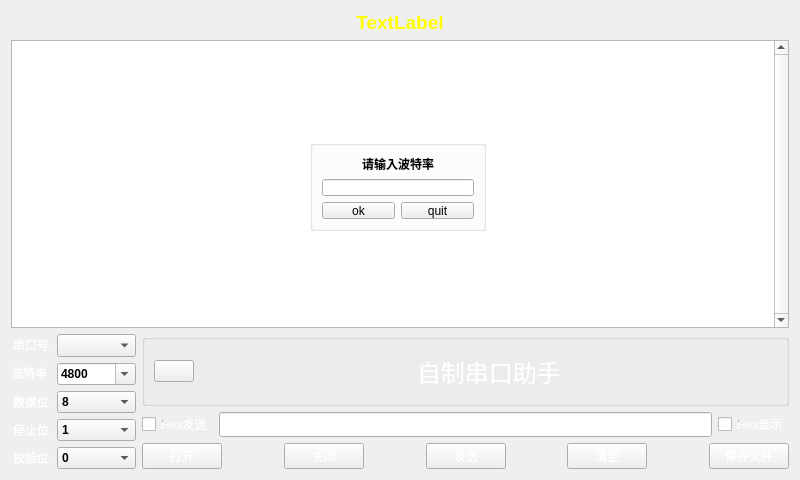
Qt form widget.ui (1186398673/sscom) before a commit.
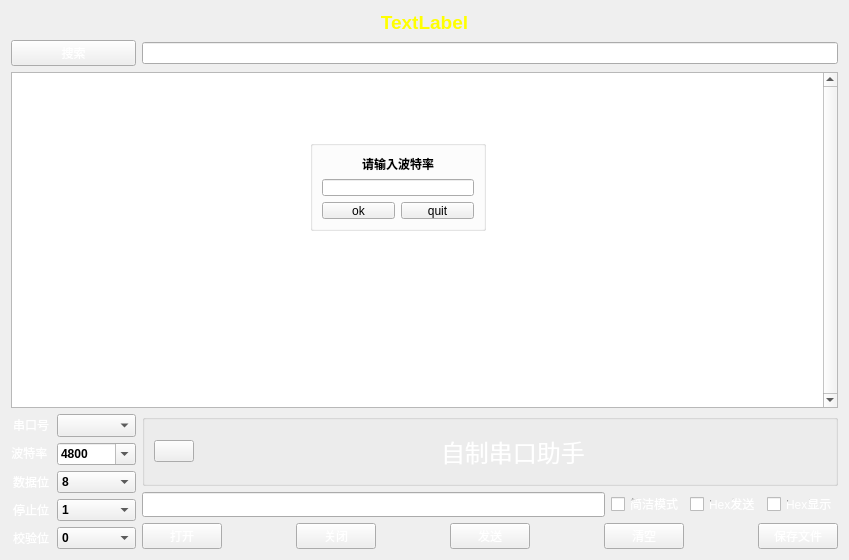
The same form after that commit. Icons and pictures are not drawn.

Commit message: 默认DTR和RTS,回车换行，关键字搜索，liux终端输入需优化

```diff
--- a/widget.ui
+++ b/widget.ui
@@ -6,8 +6,8 @@
    <rect>
     <x>0</x>
     <y>0</y>
-    <width>800</width>
-    <height>480</height>
+    <width>849</width>
+    <height>560</height>
    </rect>
   </property>
   <property name="windowTitle">
@@ -23,7 +23,284 @@
   <layout class="QGridLayout" name="gridLayout_3">
    <item row="0" column="0">
     <layout class="QGridLayout" name="gridLayout">
-     <item row="2" column="1">
+     <item row="5" column="1">
+      <widget class="QLineEdit" name="searchEdit">
+       <property name="styleSheet">
+        <string notr="true">border-image: url(:/pic/true.jfif);</string>
+       </property>
+      </widget>
+     </item>
+     <item row="13" column="0">
+      <layout class="QHBoxLayout" name="horizontalLayout">
+       <item>
+        <layout class="QVBoxLayout" name="verticalLayout">
+         <item>
+          <widget class="QLabel" name="label">
+           <property name="styleSheet">
+            <string notr="true">background-image: url(:/pic/bg.jpg);
+color: qlineargradient(spread:pad, x1:0, y1:0, x2:1, y2:1, stop:0 rgba(0, 0, 0, 255), stop:0.1875 rgba(255, 255, 255, 255));</string>
+           </property>
+           <property name="text">
+            <string>串口号</string>
+           </property>
+           <property name="alignment">
+            <set>Qt::AlignmentFlag::AlignCenter</set>
+           </property>
+          </widget>
+         </item>
+         <item>
+          <widget class="QLabel" name="label_2">
+           <property name="styleSheet">
+            <string notr="true">background-image: url(:/pic/bg.jpg);
+color: qlineargradient(spread:pad, x1:0, y1:0, x2:1, y2:1, stop:0 rgba(0, 0, 0, 255), stop:0.1875 rgba(255, 255, 255, 255));</string>
+           </property>
+           <property name="text">
+            <string>波特率 </string>
+           </property>
+           <property name="alignment">
+            <set>Qt::AlignmentFlag::AlignCenter</set>
+           </property>
+          </widget>
+         </item>
+         <item>
+          <widget class="QLabel" name="label_3">
+           <property name="styleSheet">
+            <string notr="true">background-image: url(:/pic/bg.jpg);
+color: qlineargradient(spread:pad, x1:0, y1:0, x2:1, y2:1, stop:0 rgba(0, 0, 0, 255), stop:0.1875 rgba(255, 255, 255, 255));</string>
+           </property>
+           <property name="text">
+            <string>数据位</string>
+           </property>
+           <property name="alignment">
+            <set>Qt::AlignmentFlag::AlignCenter</set>
+           </property>
+          </widget>
+         </item>
+         <item>
+          <widget class="QLabel" name="label_4">
+           <property name="styleSheet">
+            <string notr="true">background-image: url(:/pic/bg.jpg);
+color: qlineargradient(spread:pad, x1:0, y1:0, x2:1, y2:1, stop:0 rgba(0, 0, 0, 255), stop:0.1875 rgba(255, 255, 255, 255));</string>
+           </property>
+           <property name="text">
+            <string>停止位</string>
+           </property>
+           <property name="alignment">
+            <set>Qt::AlignmentFlag::AlignCenter</set>
+           </property>
+          </widget>
+         </item>
+         <item>
+          <widget class="QLabel" name="label_5">
+           <property name="styleSheet">
+            <string notr="true">background-image: url(:/pic/bg.jpg);
+color: qlineargradient(spread:pad, x1:0, y1:0, x2:1, y2:1, stop:0 rgba(0, 0, 0, 255), stop:0.1875 rgba(255, 255, 255, 255));</string>
+           </property>
+           <property name="text">
+            <string>校验位</string>
+           </property>
+           <property name="alignment">
+            <set>Qt::AlignmentFlag::AlignCenter</set>
+           </property>
+          </widget>
+         </item>
+        </layout>
+       </item>
+       <item>
+        <layout class="QVBoxLayout" name="verticalLayout_2">
+         <item>
+          <widget class="QComboBox" name="serianumBox">
+           <property name="font">
+            <font>
+             <pointsize>10</pointsize>
+             <bold>true</bold>
+            </font>
+           </property>
+           <property name="styleSheet">
+            <string notr="true">border-image: url(:/pic/true.jfif);</string>
+           </property>
+          </widget>
+         </item>
+         <item>
+          <widget class="QComboBox" name="botolvBox">
+           <property name="font">
+            <font>
+             <bold>true</bold>
+            </font>
+           </property>
+           <property name="cursor">
+            <cursorShape>ArrowCursor</cursorShape>
+           </property>
+           <property name="styleSheet">
+            <string notr="true">border-image: url(:/pic/true.jfif);</string>
+           </property>
+           <property name="editable">
+            <bool>true</bool>
+           </property>
+           <property name="frame">
+            <bool>true</bool>
+           </property>
+           <item>
+            <property name="text">
+             <string>4800</string>
+            </property>
+           </item>
+           <item>
+            <property name="text">
+             <string>9600</string>
+            </property>
+           </item>
+           <item>
+            <property name="text">
+             <string>115200</string>
+            </property>
+           </item>
+           <item>
+            <property name="text">
+             <string>2000000</string>
+            </property>
+           </item>
+           <item>
+            <property name="text">
+             <string>Custom</string>
+            </property>
+           </item>
+          </widget>
+         </item>
+         <item>
+          <widget class="QComboBox" name="databitBox">
+           <property name="font">
+            <font>
+             <bold>true</bold>
+            </font>
+           </property>
+           <property name="styleSheet">
+            <string notr="true">border-image: url(:/pic/true.jfif);</string>
+           </property>
+           <item>
+            <property name="text">
+             <string>8</string>
+            </property>
+           </item>
+           <item>
+            <property name="text">
+             <string>5</string>
+            </property>
+           </item>
+           <item>
+            <property name="text">
+             <string>6</string>
+            </property>
+           </item>
+           <item>
+            <property name="text">
+             <string>7</string>
+            </property>
+           </item>
+          </widget>
+         </item>
+         <item>
+          <widget class="QComboBox" name="stopbitBox">
+           <property name="font">
+            <font>
+             <bold>true</bold>
+            </font>
+           </property>
+           <property name="autoFillBackground">
+            <bool>false</bool>
+           </property>
+           <property name="styleSheet">
+            <string notr="true">border-image: url(:/pic/true.jfif);</string>
+           </property>
+           <property name="frame">
+            <bool>true</bool>
+           </property>
+           <item>
+            <property name="text">
+             <string>1</string>
+            </property>
+           </item>
+           <item>
+            <property name="text">
+             <string>1.5</string>
+            </property>
+           </item>
+           <item>
+            <property name="text">
+             <string>2</string>
+            </property>
+           </item>
+          </widget>
+         </item>
+         <item>
+          <widget class="QComboBox" name="jiaoyanBox">
+           <property name="font">
+            <font>
+             <bold>true</bold>
+            </font>
+           </property>
+           <property name="styleSheet">
+            <string notr="true">border-image: url(:/pic/true.jfif);</string>
+           </property>
+           <item>
+            <property name="text">
+             <string>0</string>
+            </property>
+           </item>
+           <item>
+            <property name="text">
+             <string>1</string>
+            </property>
+           </item>
+           <item>
+            <property name="text">
+             <string>2</string>
+            </property>
+           </item>
+          </widget>
+         </item>
+        </layout>
+       </item>
+      </layout>
+     </item>
+     <item row="11" column="0" colspan="2">
+      <widget class="QPlainTextEdit" name="recvTextEdit">
+       <property name="autoFillBackground">
+        <bool>false</bool>
+       </property>
+       <property name="styleSheet">
+        <string notr="true">background-image: url(:/pic/bg.jpg);</string>
+       </property>
+       <property name="lineWidth">
+        <number>4</number>
+       </property>
+       <property name="verticalScrollBarPolicy">
+        <enum>Qt::ScrollBarPolicy::ScrollBarAlwaysOn</enum>
+       </property>
+       <property name="tabChangesFocus">
+        <bool>false</bool>
+       </property>
+       <property name="undoRedoEnabled">
+        <bool>false</bool>
+       </property>
+       <property name="readOnly">
+        <bool>false</bool>
+       </property>
+       <property name="plainText">
+        <string/>
+       </property>
+       <property name="cursorWidth">
+        <number>3</number>
+       </property>
+       <property name="maximumBlockCount">
+        <number>0</number>
+       </property>
+       <property name="backgroundVisible">
+        <bool>false</bool>
+       </property>
+      </widget>
+     </item>
+     <item row="13" column="1">
       <layout class="QVBoxLayout" name="verticalLayout_3">
        <item>
         <widget class="QGroupBox" name="groupBox">
@@ -92,17 +369,6 @@
        </item>
        <item>
         <layout class="QHBoxLayout" name="horizontalLayout_4">
-         <item>
-          <widget class="QCheckBox" name="sendHexBox">
-           <property name="styleSheet">
-            <string notr="true">background-image: url(:/pic/bg.jpg);
-color: qlineargradient(spread:pad, x1:0, y1:0, x2:1, y2:1, stop:0 rgba(0, 0, 0, 255), stop:0.1875 rgba(255, 255, 255, 255));</string>
-           </property>
-           <property name="text">
-            <string>Hex发送</string>
-           </property>
-          </widget>
-         </item>
          <item>
           <widget class="QLineEdit" name="sendEdit">
            <property name="font">
@@ -126,6 +392,28 @@
            </property>
           </widget>
          </item>
+         <item>
+          <widget class="QCheckBox" name="simplecheckBox">
+           <property name="styleSheet">
+            <string notr="true">background-image: url(:/pic/bg.jpg);
+color: qlineargradient(spread:pad, x1:0, y1:0, x2:1, y2:1, stop:0 rgba(0, 0, 0, 255), stop:0.1875 rgba(255, 255, 255, 255));</string>
+           </property>
+           <property name="text">
+            <string>简洁模式</string>
+           </property>
+          </widget>
+         </item>
+         <item>
+          <widget class="QCheckBox" name="sendHexBox">
+           <property name="styleSheet">
+            <string notr="true">background-image: url(:/pic/bg.jpg);
+color: qlineargradient(spread:pad, x1:0, y1:0, x2:1, y2:1, stop:0 rgba(0, 0, 0, 255), stop:0.1875 rgba(255, 255, 255, 255));</string>
+           </property>
+           <property name="text">
+            <string>Hex发送</string>
+           </property>
+          </widget>
+         </item>
          <item>
           <widget class="QCheckBox" name="recvHexBox">
            <property name="styleSheet">
@@ -273,273 +561,14 @@
        </property>
       </widget>
      </item>
-     <item row="2" column="0">
-      <layout class="QHBoxLayout" name="horizontalLayout">
-       <item>
-        <layout class="QVBoxLayout" name="verticalLayout">
-         <item>
-          <widget class="QLabel" name="label">
-           <property name="styleSheet">
-            <string notr="true">background-image: url(:/pic/bg.jpg);
-color: qlineargradient(spread:pad, x1:0, y1:0, x2:1, y2:1, stop:0 rgba(0, 0, 0, 255), stop:0.1875 rgba(255, 255, 255, 255));</string>
-           </property>
-           <property name="text">
-            <string>串口号</string>
-           </property>
-           <property name="alignment">
-            <set>Qt::AlignmentFlag::AlignCenter</set>
-           </property>
-          </widget>
-         </item>
-         <item>
-          <widget class="QLabel" name="label_2">
-           <property name="styleSheet">
-            <string notr="true">background-image: url(:/pic/bg.jpg);
-color: qlineargradient(spread:pad, x1:0, y1:0, x2:1, y2:1, stop:0 rgba(0, 0, 0, 255), stop:0.1875 rgba(255, 255, 255, 255));</string>
-           </property>
-           <property name="text">
-            <string>波特率 </string>
-           </property>
-           <property name="alignment">
-            <set>Qt::AlignmentFlag::AlignCenter</set>
-           </property>
-          </widget>
-         </item>
-         <item>
-          <widget class="QLabel" name="label_3">
-           <property name="styleSheet">
-            <string notr="true">background-image: url(:/pic/bg.jpg);
-color: qlineargradient(spread:pad, x1:0, y1:0, x2:1, y2:1, stop:0 rgba(0, 0, 0, 255), stop:0.1875 rgba(255, 255, 255, 255));</string>
-           </property>
-           <property name="text">
-            <string>数据位</string>
-           </property>
-           <property name="alignment">
-            <set>Qt::AlignmentFlag::AlignCenter</set>
-           </property>
-          </widget>
-         </item>
-         <item>
-          <widget class="QLabel" name="label_4">
-           <property name="styleSheet">
-            <string notr="true">background-image: url(:/pic/bg.jpg);
-color: qlineargradient(spread:pad, x1:0, y1:0, x2:1, y2:1, stop:0 rgba(0, 0, 0, 255), stop:0.1875 rgba(255, 255, 255, 255));</string>
-           </property>
-           <property name="text">
-            <string>停止位</string>
-           </property>
-           <property name="alignment">
-            <set>Qt::AlignmentFlag::AlignCenter</set>
-           </property>
-          </widget>
-         </item>
-         <item>
-          <widget class="QLabel" name="label_5">
-           <property name="styleSheet">
-            <string notr="true">background-image: url(:/pic/bg.jpg);
-color: qlineargradient(spread:pad, x1:0, y1:0, x2:1, y2:1, stop:0 rgba(0, 0, 0, 255), stop:0.1875 rgba(255, 255, 255, 255));</string>
-           </property>
-           <property name="text">
-            <string>校验位</string>
-           </property>
-           <property name="alignment">
-            <set>Qt::AlignmentFlag::AlignCenter</set>
-           </property>
-          </widget>
-         </item>
-        </layout>
-       </item>
-       <item>
-        <layout class="QVBoxLayout" name="verticalLayout_2">
-         <item>
-          <widget class="QComboBox" name="serianumBox">
-           <property name="font">
-            <font>
-             <pointsize>10</pointsize>
-             <bold>true</bold>
-            </font>
-           </property>
-           <property name="styleSheet">
-            <string notr="true">border-image: url(:/pic/true.jfif);</string>
-           </property>
-          </widget>
-         </item>
-         <item>
-          <widget class="QComboBox" name="botolvBox">
-           <property name="font">
-            <font>
-             <bold>true</bold>
-            </font>
-           </property>
-           <property name="cursor">
-            <cursorShape>ArrowCursor</cursorShape>
-           </property>
-           <property name="styleSheet">
-            <string notr="true">border-image: url(:/pic/true.jfif);</string>
-           </property>
-           <property name="editable">
-            <bool>true</bool>
-           </property>
-           <property name="frame">
-            <bool>true</bool>
-           </property>
-           <item>
-            <property name="text">
-             <string>4800</string>
-            </property>
-           </item>
-           <item>
-            <property name="text">
-             <string>9600</string>
-            </property>
-           </item>
-           <item>
-            <property name="text">
-             <string>115200</string>
-            </property>
-           </item>
-           <item>
-            <property name="text">
-             <string>2000000</string>
-            </property>
-           </item>
-           <item>
-            <property name="text">
-             <string>Custom</string>
-            </property>
-           </item>
-          </widget>
-         </item>
-         <item>
-          <widget class="QComboBox" name="databitBox">
-           <property name="font">
-            <font>
-             <bold>true</bold>
-            </font>
-           </property>
-           <property name="styleSheet">
-            <string notr="true">border-image: url(:/pic/true.jfif);</string>
-           </property>
-           <item>
-            <property name="text">
-             <string>8</string>
-            </property>
-           </item>
-           <item>
-            <property name="text">
-             <string>5</string>
-            </property>
-           </item>
-           <item>
-            <property name="text">
-             <string>6</string>
-            </property>
-           </item>
-           <item>
-            <property name="text">
-             <string>7</string>
-            </property>
-           </item>
-          </widget>
-         </item>
-         <item>
-          <widget class="QComboBox" name="stopbitBox">
-           <property name="font">
-            <font>
-             <bold>true</bold>
-            </font>
-           </property>
-           <property name="autoFillBackground">
-            <bool>false</bool>
-           </property>
-           <property name="styleSheet">
-            <string notr="true">border-image: url(:/pic/true.jfif);</string>
-           </property>
-           <property name="frame">
-            <bool>true</bool>
-           </property>
-           <item>
-            <property name="text">
-             <string>1</string>
-            </property>
-           </item>
-           <item>
-            <property name="text">
-             <string>1.5</string>
-            </property>
-           </item>
-           <item>
-            <property name="text">
-             <string>2</string>
-            </property>
-           </item>
-          </widget>
-         </item>
-         <item>
-          <widget class="QComboBox" name="jiaoyanBox">
-           <property name="font">
-            <font>
-             <bold>true</bold>
-            </font>
-           </property>
-           <property name="styleSheet">
-            <string notr="true">border-image: url(:/pic/true.jfif);</string>
-           </property>
-           <item>
-            <property name="text">
-             <string>0</string>
-            </property>
-           </item>
-           <item>
-            <property name="text">
-             <string>1</string>
-            </property>
-           </item>
-           <item>
-            <property name="text">
-             <string>2</string>
-            </property>
-           </item>
-          </widget>
-         </item>
-        </layout>
-       </item>
-      </layout>
-     </item>
-     <item row="1" column="0" colspan="2">
-      <widget class="QPlainTextEdit" name="recvTextEdit">
-       <property name="autoFillBackground">
-        <bool>false</bool>
-       </property>
+     <item row="5" column="0">
+      <widget class="QPushButton" name="searchButton">
        <property name="styleSheet">
-        <string notr="true">background-image: url(:/pic/bg.jpg);</string>
+        <string notr="true">background-image: url(:/pic/bg.jpg);
+color: qlineargradient(spread:pad, x1:0, y1:0, x2:1, y2:1, stop:0 rgba(0, 0, 0, 255), stop:0.1875 rgba(255, 255, 255, 255));</string>
        </property>
-       <property name="lineWidth">
-        <number>4</number>
-       </property>
-       <property name="verticalScrollBarPolicy">
-        <enum>Qt::ScrollBarPolicy::ScrollBarAlwaysOn</enum>
-       </property>
-       <property name="tabChangesFocus">
-        <bool>false</bool>
-       </property>
-       <property name="undoRedoEnabled">
-        <bool>false</bool>
-       </property>
-       <property name="readOnly">
-        <bool>false</bool>
-       </property>
-       <property name="plainText">
-        <string/>
-       </property>
-       <property name="cursorWidth">
-        <number>3</number>
-       </property>
-       <property name="maximumBlockCount">
-        <number>0</number>
-       </property>
-       <property name="backgroundVisible">
-        <bool>false</bool>
+       <property name="text">
+        <string>搜索</string>
        </property>
       </widget>
      </item>
```
Left out of the diff: 6 changed lines with no effect on the pictures. The commit also changes 91 other files.
